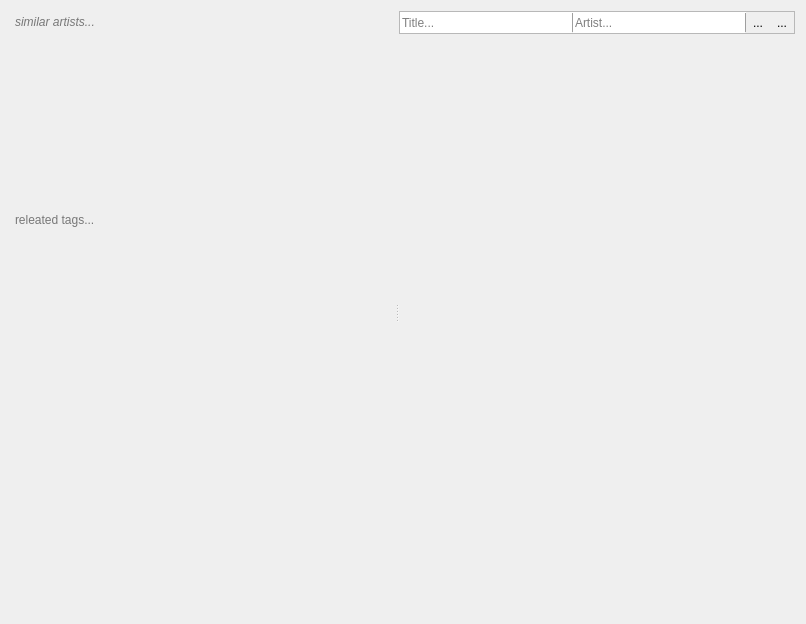
Before: the Qt Designer form src/views/infoview.ui in milohr/babe-qt, drawn with Qt 5.
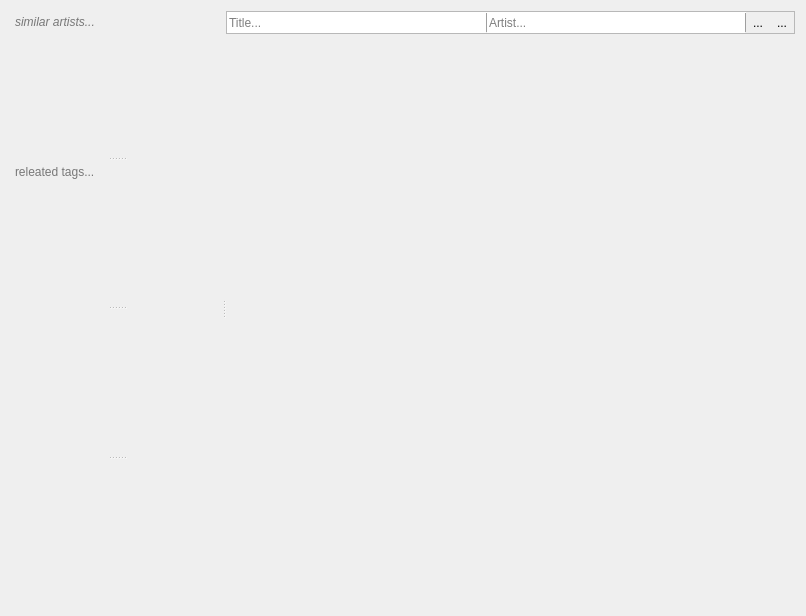
After: the same form once the commit is applied. Icons and pictures are not drawn.

```diff
--- a/src/views/infoview.ui
+++ b/src/views/infoview.ui
@@ -19,22 +19,23 @@
   <property name="windowTitle">
    <string>Form</string>
   </property>
-  <layout class="QGridLayout" name="gridLayout_2">
-   <item row="0" column="0">
-    <widget class="QSplitter" name="splitter">
+  <layout class="QHBoxLayout" name="horizontalLayout">
+   <item>
+    <widget class="QSplitter" name="splitter_2">
      <property name="orientation">
       <enum>Qt::Horizontal</enum>
      </property>
-     <widget class="QWidget" name="layoutWidget">
+     <widget class="QWidget" name="">
       <layout class="QVBoxLayout" name="verticalLayout">
        <item>
+        <widget class="QSplitter" name="splitter">
+         <property name="orientation">
+          <enum>Qt::Vertical</enum>
+         </property>
+         <property name="childrenCollapsible">
+          <bool>false</bool>
+         </property>
         <widget class="QTextBrowser" name="similarArtistInfo">
-         <property name="sizePolicy">
-          <sizepolicy hsizetype="Expanding" vsizetype="Minimum">
-           <horstretch>0</horstretch>
-           <verstretch>0</verstretch>
-          </sizepolicy>
-         </property>
          <property name="font">
           <font>
            <italic>true</italic>
@@ -53,19 +54,14 @@
          <property name="frameShape">
           <enum>QFrame::NoFrame</enum>
          </property>
+          <property name="sizeAdjustPolicy">
+           <enum>QAbstractScrollArea::AdjustToContentsOnFirstShow</enum>
+          </property>
          <property name="placeholderText">
           <string>similar artists... </string>
          </property>
         </widget>
-       </item>
-       <item>
         <widget class="QTextBrowser" name="tagsInfo">
-         <property name="sizePolicy">
-          <sizepolicy hsizetype="Expanding" vsizetype="Minimum">
-           <horstretch>0</horstretch>
-           <verstretch>0</verstretch>
-          </sizepolicy>
-         </property>
          <property name="styleSheet">
           <string notr="true">QTextBrowser
 {
@@ -75,19 +71,14 @@
          <property name="frameShape">
           <enum>QFrame::NoFrame</enum>
          </property>
+          <property name="sizeAdjustPolicy">
+           <enum>QAbstractScrollArea::AdjustToContentsOnFirstShow</enum>
+          </property>
          <property name="placeholderText">
           <string>releated tags...</string>
          </property>
         </widget>
-       </item>
-       <item>
         <widget class="QTextBrowser" name="artistText">
-         <property name="minimumSize">
-          <size>
-           <width>0</width>
-           <height>100</height>
-          </size>
-         </property>
          <property name="styleSheet">
           <string notr="true">QTextBrowser
 {
@@ -97,22 +88,11 @@
          <property name="frameShape">
           <enum>QFrame::NoFrame</enum>
          </property>
-        </widget>
-       </item>
-       <item>
+          <property name="sizeAdjustPolicy">
+           <enum>QAbstractScrollArea::AdjustToContentsOnFirstShow</enum>
+          </property>
+         </widget>
         <widget class="QTextBrowser" name="albumText">
-         <property name="sizePolicy">
-          <sizepolicy hsizetype="Expanding" vsizetype="Minimum">
-           <horstretch>0</horstretch>
-           <verstretch>0</verstretch>
-          </sizepolicy>
-         </property>
-         <property name="minimumSize">
-          <size>
-           <width>0</width>
-           <height>100</height>
-          </size>
-         </property>
          <property name="styleSheet">
           <string notr="true">QTextBrowser
 {
@@ -122,6 +102,10 @@
          <property name="frameShape">
           <enum>QFrame::NoFrame</enum>
          </property>
+          <property name="sizeAdjustPolicy">
+           <enum>QAbstractScrollArea::AdjustToContentsOnFirstShow</enum>
+          </property>
+         </widget>
         </widget>
        </item>
       </layout>
```
Left out of the diff: 3 changed lines with no effect on the pictures. Lines whose indentation alone changed are shown as unchanged.
